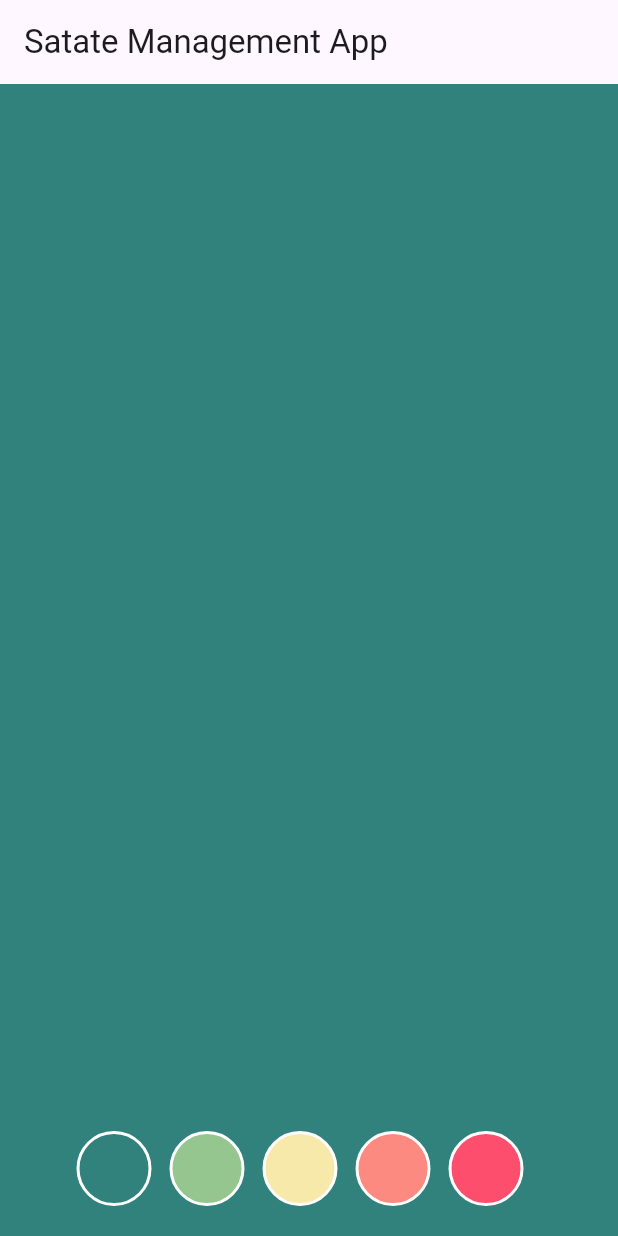
After one commit to luizmineiro/flutter-studies, a Flutter app: the screen it shows after launch, on a phone screen of 412 x 824 dp. The commit adds this screen. Run offline on Flutter 3.47's test engine with Material 3 defaults, Android fonts, the phone set to English and light mode, and no system bars; our stand-ins replace flutter_mobx, mobx; generated files the repository leaves out were written again.

Commit message:
gerenciamento de estado com mobx

```diff
--- a/gerencia_de_estado/lib/screens/home_screen.dart
+++ b/gerencia_de_estado/lib/screens/home_screen.dart
@@ -1,5 +1,5 @@
 import 'package:flutter/material.dart';
-import 'package:gerencia_de_estado/widgets/value_notifier/value_notifier_widget.dart';
+import 'package:gerencia_de_estado/widgets/mobx/home_mobx_widget.dart';
 
 class HomeScreen extends StatelessWidget {
   const HomeScreen({super.key});
@@ -10,7 +10,7 @@ class HomeScreen extends StatelessWidget {
       appBar: AppBar(
         title: const Text('Satate Management App'),
       ),
-      body: const ValueNotifierWidget(),
+      body: const HomeMobxWidget(),
     );
   }
 }
--- /dev/null
+++ b/gerencia_de_estado/lib/widgets/mobx/home_mobx_widget.dart
@@ -0,0 +1,45 @@
+import 'package:flutter/material.dart';
+import 'package:flutter_mobx/flutter_mobx.dart';
+import 'package:gerencia_de_estado/controllers/mobx/mobx_controller.dart';
+
+import '../../constants/colors_const.dart';
+import '../../shared/widgets/circulo_colorido_widget.dart';
+
+class HomeMobxWidget extends StatelessWidget {
+  const HomeMobxWidget({super.key});
+
+  @override
+  Widget build(BuildContext context) {
+    final mobxCtrl = MobxController();
+    return Stack(
+      alignment: Alignment.bottomCenter,
+      children: [
+        Observer(
+          builder: (context) {
+            return Container(
+              width: double.infinity,
+              height: MediaQuery.of(context).size.height,
+              color: mobxCtrl.getColor,
+            );
+          },
+        ),
+        Positioned(
+          bottom: 20,
+          child: Row(
+            children: kColors
+                .map(
+                  (Color color) => Padding(
+                    padding: const EdgeInsets.only(right: 12),
+                    child: CirculoColoridoWidget(
+                      onTap: () => mobxCtrl.mudarCor(color),
+                      color: color,
+                    ),
+                  ),
+                )
+                .toList(),
+          ),
+        )
+      ],
+    );
+  }
+}
```
Also changed, not shown: gerencia_de_estado/lib/controllers/mobx/mobx_controller.dart (added, +24 -0 lines), gerencia_de_estado/pubspec.yaml (+6 -4 lines), gerencia_de_estado/lib/controllers/mobx/mobx_controller.g.dart (added), gerencia_de_estado/pubspec.lock.
